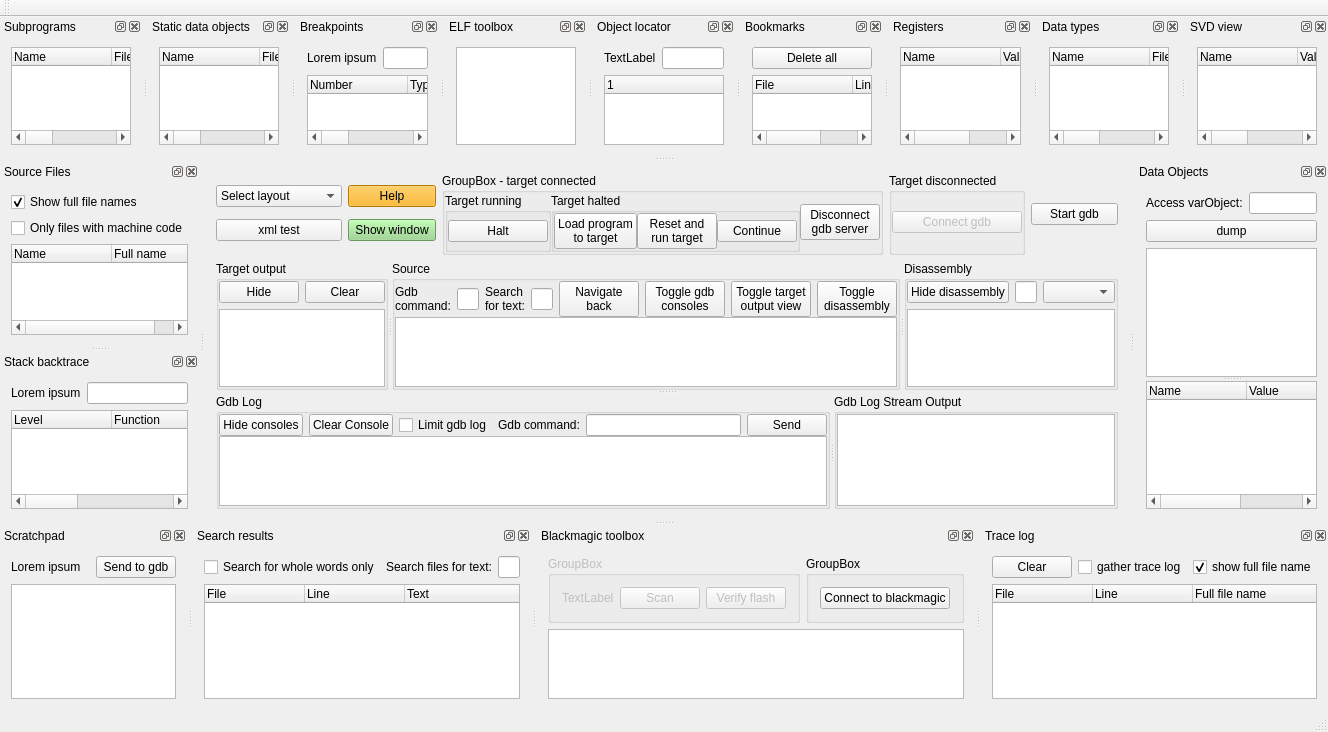
First picture: the form in mainwindow.ui, repository stoyan-shopov/turbo, before the edit.
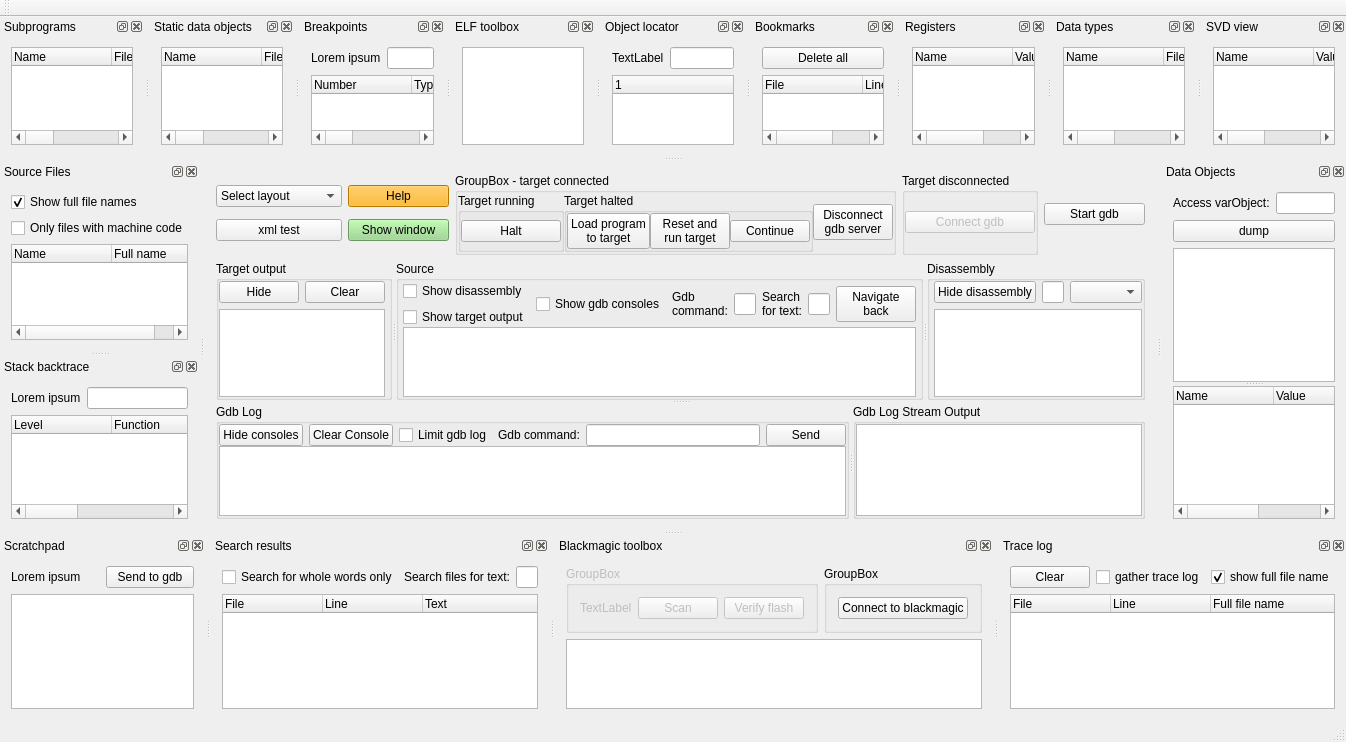
Second picture: the form after the edit.

Commit message: User interface tweaks

```diff
--- a/mainwindow.ui
+++ b/mainwindow.ui
@@ -6,8 +6,8 @@
    <rect>
     <x>0</x>
     <y>0</y>
-    <width>1328</width>
-    <height>700</height>
+    <width>1346</width>
+    <height>708</height>
    </rect>
   </property>
   <property name="windowTitle">
@@ -265,7 +265,7 @@
           <number>0</number>
          </property>
          <property name="rightMargin">
-          <number>0</number>
+          <number>4</number>
          </property>
          <property name="bottomMargin">
           <number>0</number>
@@ -306,19 +306,44 @@
           <number>0</number>
          </property>
          <property name="leftMargin">
-          <number>0</number>
+          <number>4</number>
          </property>
          <property name="topMargin">
           <number>0</number>
          </property>
          <property name="rightMargin">
-          <number>0</number>
+          <number>4</number>
          </property>
          <property name="bottomMargin">
           <number>0</number>
          </property>
          <item>
           <layout class="QHBoxLayout" name="horizontalLayout_4">
+           <item>
+            <layout class="QVBoxLayout" name="verticalLayout_28">
+             <item>
+              <widget class="QCheckBox" name="checkBoxShowDisassembly">
+               <property name="text">
+                <string>Show disassembly</string>
+               </property>
+              </widget>
+             </item>
+             <item>
+              <widget class="QCheckBox" name="checkBoxShowTargetOutput">
+               <property name="text">
+                <string>Show target output</string>
+               </property>
+              </widget>
+             </item>
+            </layout>
+           </item>
+           <item>
+            <widget class="QCheckBox" name="checkBoxShowGdbConsoles">
+             <property name="text">
+              <string>Show gdb consoles</string>
+             </property>
+            </widget>
+           </item>
            <item>
             <widget class="QLabel" name="label_3">
              <property name="text">
@@ -349,30 +374,6 @@
              </property>
             </widget>
            </item>
-           <item>
-            <widget class="QPushButton" name="pushButtonToggleGdbConsoles">
-             <property name="text">
-              <string>Toggle gdb
-consoles</string>
-             </property>
-            </widget>
-           </item>
-           <item>
-            <widget class="QPushButton" name="pushButtonToggleTargetOuputView">
-             <property name="text">
-              <string>Toggle target
-output view</string>
-             </property>
-            </widget>
-           </item>
-           <item>
-            <widget class="QPushButton" name="pushButtonToggleDisassemblyView">
-             <property name="text">
-              <string>Toggle
-disassembly</string>
-             </property>
-            </widget>
-           </item>
           </layout>
          </item>
          <item>
@@ -393,7 +394,7 @@
           <number>0</number>
          </property>
          <property name="leftMargin">
-          <number>0</number>
+          <number>4</number>
          </property>
          <property name="topMargin">
           <number>0</number>
```
Left out of the diff: 2 changed lines with no effect on the pictures. The commit also changes 2 other files.
